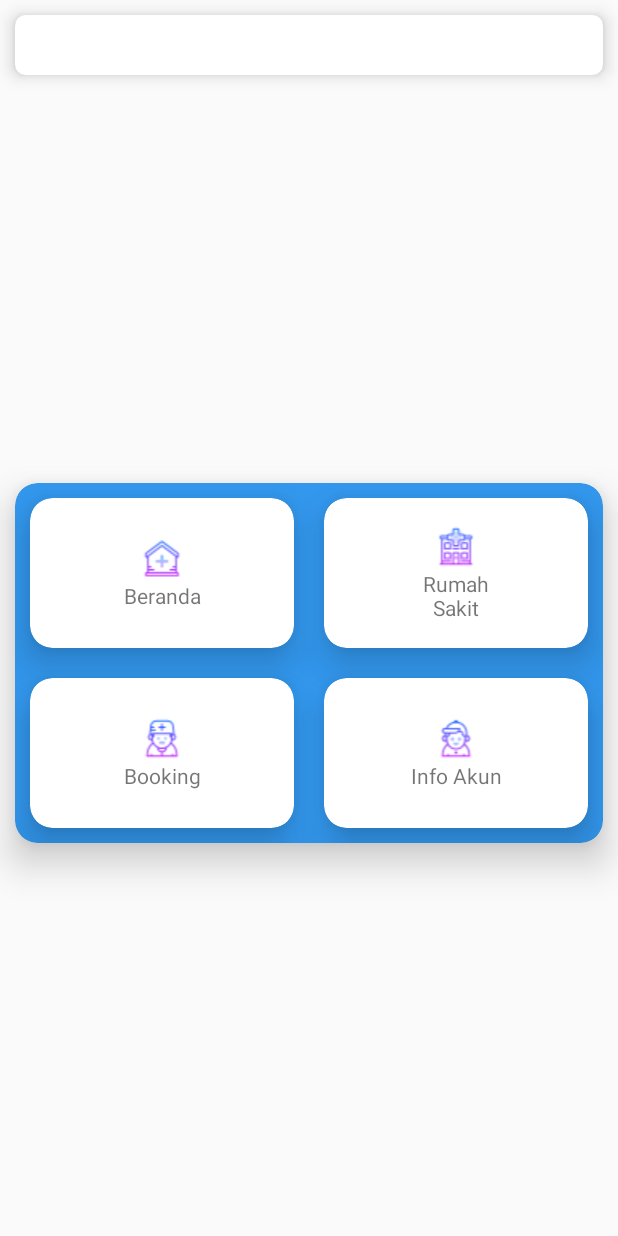
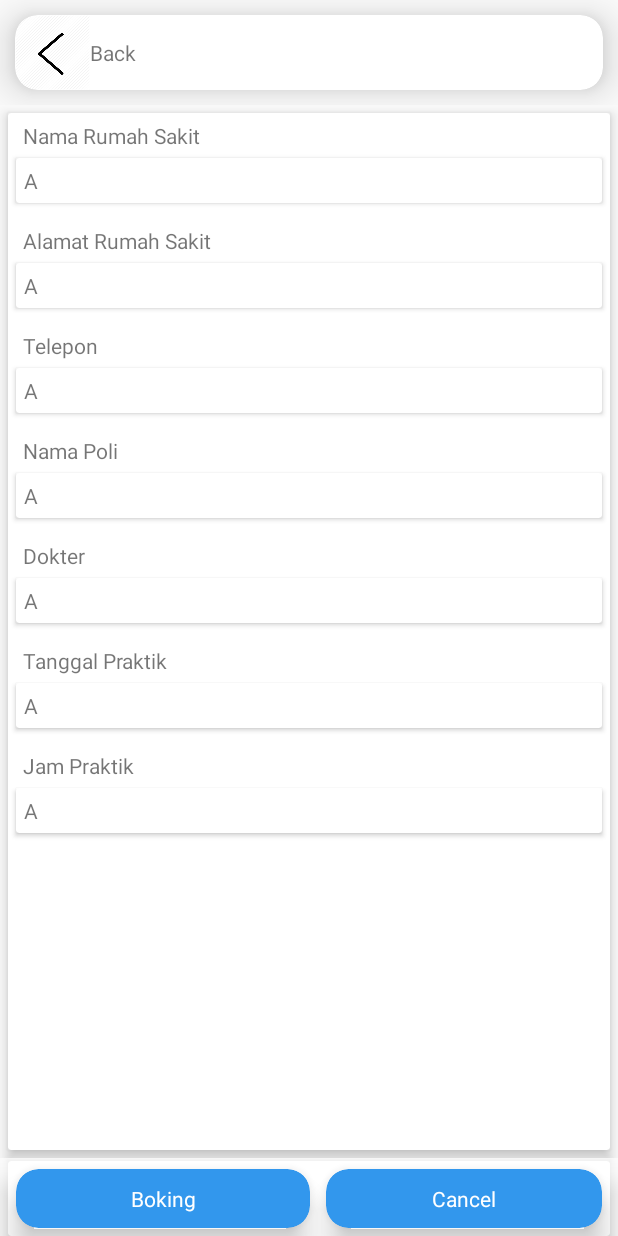
Before and after one commit to rhermawan56/Klinik, an Android app: the Menu screen opened directly, with no data from a screen before it, after a tap on "Beranda", on a phone screen of 412 x 824 dp. Run offline under Robolectric (Android 15) with nearby library versions, the phone set to English and light mode, and no system bars; Roboto replaces fonts that are not available here.

Commit message:
update #4 by:aqew

```diff
--- a/app/src/main/AndroidManifest.xml
+++ b/app/src/main/AndroidManifest.xml
@@ -24,11 +24,13 @@
         <activity
             android:name=".InfoAkunActivity"
             android:label="@string/title_activity_info_akun"
-            android:theme="@style/AppTheme"></activity>
+            android:theme="@style/AppTheme" />
 
         <meta-data
             android:name="preloaded_fonts"
             android:resource="@array/preloaded_fonts" />
+
+        <activity android:name=".DetailDokter"></activity>
     </application>
 
 </manifest>
--- /dev/null
+++ b/app/src/main/java/com/example/praktek/klinik/DetailDokter.java
@@ -0,0 +1,13 @@
+package com.example.praktek.klinik;
+
+import android.support.v7.app.AppCompatActivity;
+import android.os.Bundle;
+
+public class DetailDokter extends AppCompatActivity {
+
+    @Override
+    protected void onCreate(Bundle savedInstanceState) {
+        super.onCreate(savedInstanceState);
+        setContentView(R.layout.activity_detail_dokter);
+    }
+}
--- a/app/src/main/java/com/example/praktek/klinik/Menu.java
+++ b/app/src/main/java/com/example/praktek/klinik/Menu.java
@@ -30,6 +30,8 @@ public class Menu extends AppCompatActivity {
             @Override
             public void onClick(View v) {
                 Toast.makeText(Menu.this, "Maintenance", Toast.LENGTH_SHORT).show();
+                Intent intent = new Intent(Menu.this, DetailDokter.class);
+                startActivity(intent);
             }
         });
 
--- /dev/null
+++ b/app/src/main/res/layout/activity_detail_dokter.xml
@@ -0,0 +1,307 @@
+<?xml version="1.0" encoding="utf-8"?>
+<LinearLayout
+    xmlns:android="http://schemas.android.com/apk/res/android"
+    xmlns:app="http://schemas.android.com/apk/res-auto"
+    xmlns:tools="http://schemas.android.com/tools"
+    android:layout_width="match_parent"
+    android:layout_height="match_parent"
+    android:orientation="vertical"
+    tools:context=".DetailDokter">
+
+    <RelativeLayout
+        android:layout_width="match_parent"
+        android:layout_height="wrap_content">
+
+        <android.support.v7.widget.CardView
+            android:layout_width="match_parent"
+            android:layout_height="wrap_content"
+            app:cardCornerRadius="15dp"
+            app:cardElevation="15dp"
+            android:layout_margin="10dp">
+
+            <LinearLayout
+                android:layout_width="wrap_content"
+                android:layout_height="wrap_content">
+
+                <ImageView
+                    android:layout_width="50dp"
+                    android:layout_height="50dp"
+                    android:src="@drawable/ic_back"/>
+
+                <TextView
+                    android:id="@+id/textView"
+                    android:layout_width="match_parent"
+                    android:layout_height="wrap_content"
+                    android:layout_weight="1"
+                    android:text="Back"
+                    android:layout_gravity="center"/>
+            </LinearLayout>
+        </android.support.v7.widget.CardView>
+    </RelativeLayout>
+    <RelativeLayout
+        android:layout_width="match_parent"
+        android:layout_height="match_parent"
+        android:orientation="vertical">
+
+        <RelativeLayout
+            android:id="@+id/detail_rel1"
+            android:layout_width="match_parent"
+            android:layout_height="wrap_content"
+            android:layout_marginBottom="52dp">
+
+            <android.support.v7.widget.CardView
+                android:layout_width="match_parent"
+                android:layout_height="match_parent"
+                android:layout_margin="5dp"
+                app:cardElevation="5dp">
+
+                <ScrollView
+                    android:layout_width="match_parent"
+                    android:layout_height="match_parent">
+
+                    <GridLayout
+                        android:layout_width="match_parent"
+                        android:layout_height="wrap_content"
+                        android:columnCount="1"
+                        android:rowCount="5">
+
+                        <TextView
+                            android:layout_width="match_parent"
+                            android:layout_height="match_parent"
+                            android:layout_columnWeight="1"
+                            android:layout_rowWeight="1"
+                            android:text="Nama Rumah Sakit"
+                            android:layout_marginLeft="10dp"
+                            android:layout_marginRight="10dp"
+                            android:layout_marginTop="5dp"/>
+
+                        <android.support.v7.widget.CardView
+                            android:layout_width="match_parent"
+                            android:layout_height="30dp"
+                            android:layout_rowWeight="1"
+                            android:layout_columnWeight="1"
+                            android:layout_margin="5dp"
+                            app:cardElevation="2dp">
+                            <LinearLayout
+                                android:layout_width="match_parent"
+                                android:layout_height="match_parent"
+                                android:orientation="vertical"
+                                android:gravity="center_vertical">
+                                <TextView
+                                    android:layout_width="match_parent"
+                                    android:layout_height="wrap_content"
+                                    android:text="A"
+                                    android:layout_margin="5dp"/>
+                            </LinearLayout>
+                        </android.support.v7.widget.CardView>
+                        <TextView
+                            android:layout_width="match_parent"
+                            android:layout_height="match_parent"
+                            android:layout_columnWeight="1"
+                            android:layout_rowWeight="1"
+                            android:text="Alamat Rumah Sakit"
+                            android:layout_marginLeft="10dp"
+                            android:layout_marginRight="10dp"
+                            android:layout_marginTop="10dp"/>
+                        <android.support.v7.widget.CardView
+                            android:layout_width="match_parent"
+                            android:layout_height="30dp"
+                            android:layout_columnWeight="1"
+                            android:layout_rowWeight="1"
+                            app:cardElevation="2dp"
+                            android:layout_margin="5dp">
+                            <TextView
+                                android:layout_width="match_parent"
+                                android:layout_height="match_parent"
+                                android:layout_margin="5dp"
+                                android:text="A"/>
+                        </android.support.v7.widget.CardView>
+                        <TextView
+                            android:layout_width="match_parent"
+                            android:layout_height="match_parent"
+                            android:layout_columnWeight="1"
+                            android:layout_rowWeight="1"
+                            android:layout_marginLeft="10dp"
+                            android:layout_marginRight="10dp"
+                            android:text="Telepon"
+                            android:layout_marginTop="10dp"/>
+                        <android.support.v7.widget.CardView
+                            android:layout_width="match_parent"
+                            android:layout_height="30dp"
+                            android:layout_rowWeight="1"
+                            android:layout_columnWeight="1"
+                            android:layout_margin="5dp"
+                            app:cardElevation="2dp">
+                            <TextView
+                                android:layout_width="match_parent"
+                                android:layout_height="match_parent"
+                                android:layout_margin="5dp"
+                                android:text="A"/>
+                        </android.support.v7.widget.CardView>
+                        <TextView
+                            android:layout_width="match_parent"
+                            android:layout_height="match_parent"
+                            android:layout_columnWeight="1"
+                            android:layout_rowWeight="1"
+                            android:layout_marginLeft="10dp"
+                            android:layout_marginRight="10dp"
+                            android:text="Nama Poli"
+                            android:layout_marginTop="10dp"/>
+                        <android.support.v7.widget.CardView
+                            android:layout_width="match_parent"
+                            android:layout_height="30dp"
+                            android:layout_rowWeight="1"
+                            android:layout_columnWeight="1"
+                            android:layout_margin="5dp"
+                            app:cardElevation="2dp">
+                            <TextView
+                                android:layout_width="match_parent"
+                                android:layout_height="match_parent"
+                                android:layout_margin="5dp"
+                                android:text="A"/>
+                        </android.support.v7.widget.CardView>
+                        <TextView
+                            android:layout_width="match_parent"
+                            android:layout_height="match_parent"
+                            android:layout_columnWeight="1"
+                            android:layout_rowWeight="1"
+                            android:layout_marginLeft="10dp"
+                            android:layout_marginRight="10dp"
+                            android:text="Dokter"
+                            android:layout_marginTop="10dp"/>
+                        <android.support.v7.widget.CardView
+                            android:layout_width="match_parent"
+                            android:layout_height="30dp"
+                            android:layout_rowWeight="1"
+                            android:layout_columnWeight="1"
+                            android:layout_margin="5dp"
+                            app:cardElevation="2dp">
+                            <TextView
+                                android:layout_width="match_parent"
+                                android:layout_height="match_parent"
+                                android:layout_margin="5dp"
+                                android:text="A"/>
+                        </android.support.v7.widget.CardView>
+                        <TextView
+                            android:layout_width="match_parent"
+                            android:layout_height="match_parent"
+                            android:layout_columnWeight="1"
+                            android:layout_rowWeight="1"
+                            android:layout_marginLeft="10dp"
+                            android:layout_marginRight="10dp"
+                            android:text="Tanggal Praktik"
+                            android:layout_marginTop="10dp"/>
+                        <android.support.v7.widget.CardView
+                            android:layout_width="match_parent"
+                            android:layout_height="30dp"
+                            android:layout_rowWeight="1"
+                            android:layout_columnWeight="1"
+                            android:layout_margin="5dp"
+                            app:cardElevation="2dp">
+                            <TextView
+                                android:layout_width="match_parent"
+                                android:layout_height="match_parent"
+                                android:layout_margin="5dp"
+                                android:text="A"/>
+                        </android.support.v7.widget.CardView>
+                        <TextView
+                            android:layout_width="match_parent"
+                            android:layout_height="match_parent"
+                            android:layout_columnWeight="1"
+                            android:layout_rowWeight="1"
+                            android:layout_marginLeft="10dp"
+                            android:layout_marginRight="10dp"
+                            android:text="Jam Praktik"
+                            android:layout_marginTop="10dp"/>
+                        <android.support.v7.widget.CardView
+                            android:layout_width="match_parent"
+                            android:layout_height="30dp"
+                            android:layout_rowWeight="1"
+                            android:layout_columnWeight="1"
+                            android:layout_margin="5dp"
+                            app:cardElevation="2dp">
+                            <TextView
+                                android:layout_width="match_parent"
+                                android:layout_height="match_parent"
+                                android:layout_margin="5dp"
+                                android:text="A"/>
+                        </android.support.v7.widget.CardView>
+                    </GridLayout>
+                </ScrollView>
+            </android.support.v7.widget.CardView>
+        </RelativeLayout>
+
+        <RelativeLayout
+            android:id="@+id/detail_rel2"
+            android:layout_width="match_parent"
+            android:layout_height="wrap_content">
+
+            <android.support.v7.widget.CardView
+                android:layout_width="match_parent"
+                android:layout_height="50dp"
+                android:layout_margin="5dp"
+                android:layout_alignParentBottom="true"
+                app:cardElevation="10dp">
+
+                <GridLayout
+                    android:layout_width="match_parent"
+                    android:layout_height="match_parent"
+                    android:columnCount="2"
+                    android:rowCount="1">
+
+                    <android.support.v7.widget.CardView
+                        android:id="@+id/detail_btnboking"
+                        android:foreground="?android:attr/selectableItemBackground"
+                        android:layout_width="wrap_content"
+                        android:layout_height="wrap_content"
+                        android:layout_rowWeight="1"
+                        android:layout_columnWeight="1"
+                        app:cardElevation="10dp"
+                        app:cardCornerRadius="15dp"
+                        app:cardBackgroundColor="@color/textblue"
+                        android:layout_margin="5dp">
+
+                        <LinearLayout
+                            android:layout_width="match_parent"
+                            android:layout_height="match_parent"
+                            android:gravity="center">
+                            <TextView
+                                android:layout_width="match_parent"
+                                android:layout_height="wrap_content"
+                                android:layout_margin="5dp"
+                                android:text="Boking"
+                                android:textColor="@color/textwhite"
+                                android:textAlignment="center"/>
+                        </LinearLayout>
+                    </android.support.v7.widget.CardView>
+                    <android.support.v7.widget.CardView
+                        android:id="@+id/detail_btncancel"
+                        android:foreground="?android:attr/selectableItemBackground"
+                        android:layout_width="wrap_content"
+                        android:layout_height="match_parent"
+                        android:layout_rowWeight="1"
+                        android:layout_columnWeight="1"
+                        app:cardCornerRadius="15dp"
+                        app:cardElevation="10dp"
+                        app:cardBackgroundColor="@color/textblue"
+                        android:layout_margin="5dp">
+                        <LinearLayout
+                            android:layout_width="match_parent"
+                            android:layout_height="match_parent"
+                            android:gravity="center">
+                            <TextView
+                                android:layout_width="match_parent"
+                                android:layout_height="wrap_content"
+                                android:text="Cancel"
+                                android:textColor="@color/textwhite"
+                                android:textAlignment="center"/>
+                        </LinearLayout>
+                    </android.support.v7.widget.CardView>
+
+                </GridLayout>
+            </android.support.v7.widget.CardView>
+        </RelativeLayout>
+
+    </RelativeLayout>
+
+</LinearLayout>
--- a/app/src/main/res/values/colors.xml
+++ b/app/src/main/res/values/colors.xml
@@ -7,4 +7,5 @@
     <color name="textblue">#3297ed</color>
     <color name="colorblack">#000000</color>
     <color name="colorchange">#f1f1ec</color>
+    <color name="textwhite">#ffffff</color>
 </resources>
```
